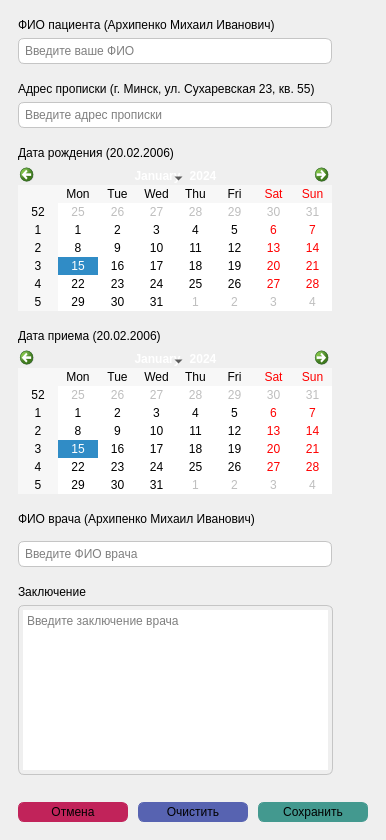
Old version of the form lab_2/ui/adding_data_window.ui in the repository Artemdjdj/PPOIS_4.
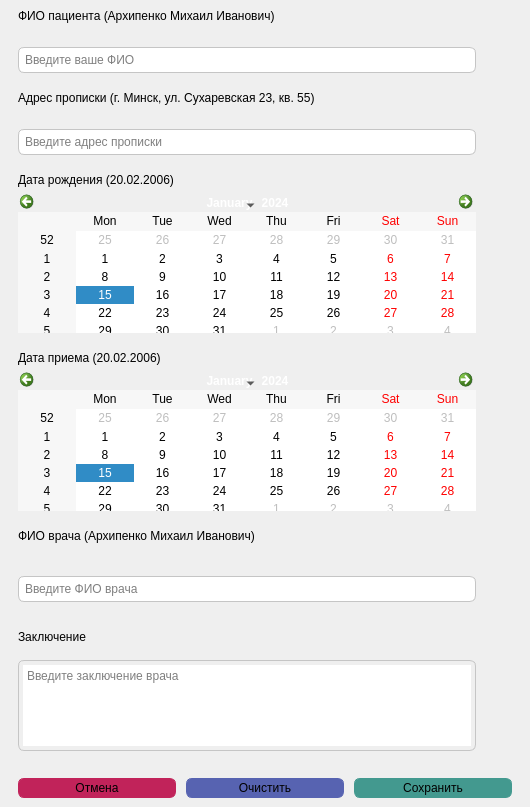
New version of the form. Icons and pictures are not drawn.

```diff
--- a/lab_2/ui/adding_data_window.ui
+++ b/lab_2/ui/adding_data_window.ui
@@ -6,20 +6,20 @@
    <rect>
     <x>0</x>
     <y>0</y>
-    <width>386</width>
-    <height>840</height>
+    <width>530</width>
+    <height>807</height>
    </rect>
   </property>
   <property name="minimumSize">
    <size>
-    <width>386</width>
-    <height>840</height>
+    <width>530</width>
+    <height>807</height>
    </size>
   </property>
   <property name="maximumSize">
    <size>
-    <width>610</width>
-    <height>840</height>
+    <width>530</width>
+    <height>807</height>
    </size>
   </property>
   <property name="windowTitle">
@@ -53,6 +53,12 @@
       <enum>QFrame::Shadow::Raised</enum>
      </property>
      <layout class="QVBoxLayout" name="verticalLayout_2">
+      <property name="topMargin">
+       <number>0</number>
+      </property>
+      <property name="bottomMargin">
+       <number>0</number>
+      </property>
       <item>
        <widget class="QFrame" name="frame_2">
         <property name="styleSheet">
@@ -99,6 +105,28 @@
               </property>
              </widget>
             </item>
+            <item>
+             <widget class="QLabel" name="label_incorrect_user">
+              <property name="minimumSize">
+               <size>
+                <width>0</width>
+                <height>12</height>
+               </size>
+              </property>
+              <property name="maximumSize">
+               <size>
+                <width>16777215</width>
+                <height>12</height>
+               </size>
+              </property>
+              <property name="styleSheet">
+               <string notr="true">color:rgb(156, 15, 29);</string>
+              </property>
+              <property name="text">
+               <string/>
+              </property>
+             </widget>
+            </item>
             <item>
              <widget class="QFrame" name="frame_10">
               <property name="frameShape">
@@ -180,6 +208,28 @@
               </property>
              </widget>
             </item>
+            <item>
+             <widget class="QLabel" name="label_incorrect_address">
+              <property name="minimumSize">
+               <size>
+                <width>0</width>
+                <height>12</height>
+               </size>
+              </property>
+              <property name="maximumSize">
+               <size>
+                <width>16777215</width>
+                <height>12</height>
+               </size>
+              </property>
+              <property name="styleSheet">
+               <string notr="true">color:rgb(156, 15, 29);</string>
+              </property>
+              <property name="text">
+               <string/>
+              </property>
+             </widget>
+            </item>
             <item>
              <widget class="QFrame" name="frame_11">
               <property name="frameShape">
@@ -260,6 +310,18 @@
             </item>
             <item>
              <widget class="QFrame" name="frame_12">
+              <property name="minimumSize">
+               <size>
+                <width>0</width>
+                <height>140</height>
+               </size>
+              </property>
+              <property name="maximumSize">
+               <size>
+                <width>16777215</width>
+                <height>140</height>
+               </size>
+              </property>
               <property name="frameShape">
                <enum>QFrame::Shape::StyledPanel</enum>
               </property>
@@ -339,6 +401,18 @@
             </item>
             <item>
              <widget class="QFrame" name="frame_13">
+              <property name="minimumSize">
+               <size>
+                <width>0</width>
+                <height>140</height>
+               </size>
+              </property>
+              <property name="maximumSize">
+               <size>
+                <width>16777215</width>
+                <height>140</height>
+               </size>
+              </property>
               <property name="frameShape">
                <enum>QFrame::Shape::StyledPanel</enum>
               </property>
@@ -413,6 +487,35 @@
               </property>
              </widget>
             </item>
+            <item>
+             <widget class="QLabel" name="label_incorrect_fio">
+              <property name="minimumSize">
+               <size>
+                <width>0</width>
+                <height>12</height>
+               </size>
+              </property>
+              <property name="maximumSize">
+               <size>
+                <width>16777215</width>
+                <height>12</height>
+               </size>
+              </property>
+              <property name="font">
+               <font>
+                <family>Arial</family>
+                <pointsize>8</pointsize>
+               </font>
+              </property>
+              <property name="styleSheet">
+               <string notr="true">color:rgb(156, 15, 29);
+</string>
+              </property>
+              <property name="text">
+               <string/>
+              </property>
+             </widget>
+            </item>
             <item>
              <widget class="QFrame" name="frame_14">
               <property name="frameShape">
@@ -490,6 +593,18 @@
             </item>
             <item>
              <widget class="QFrame" name="frame_15">
+              <property name="minimumSize">
+               <size>
+                <width>0</width>
+                <height>100</height>
+               </size>
+              </property>
+              <property name="maximumSize">
+               <size>
+                <width>16777215</width>
+                <height>100</height>
+               </size>
+              </property>
               <property name="frameShape">
                <enum>QFrame::Shape::StyledPanel</enum>
               </property>
```
